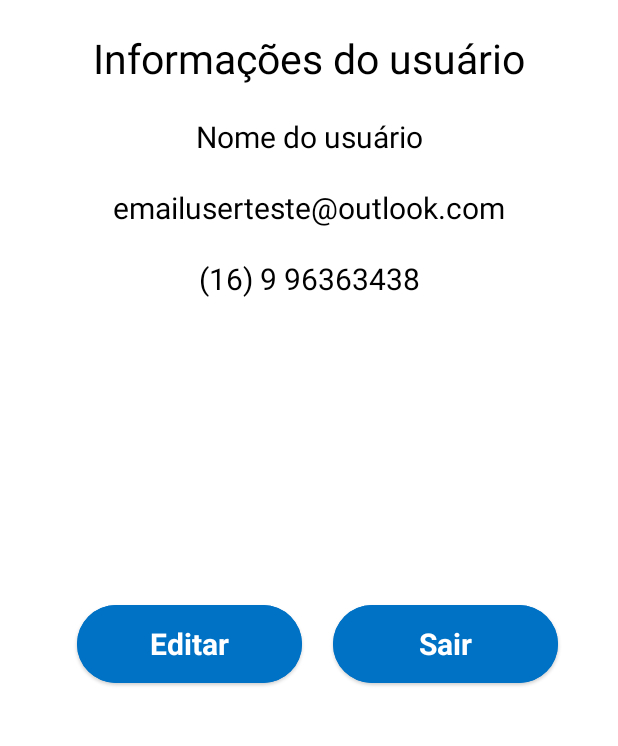
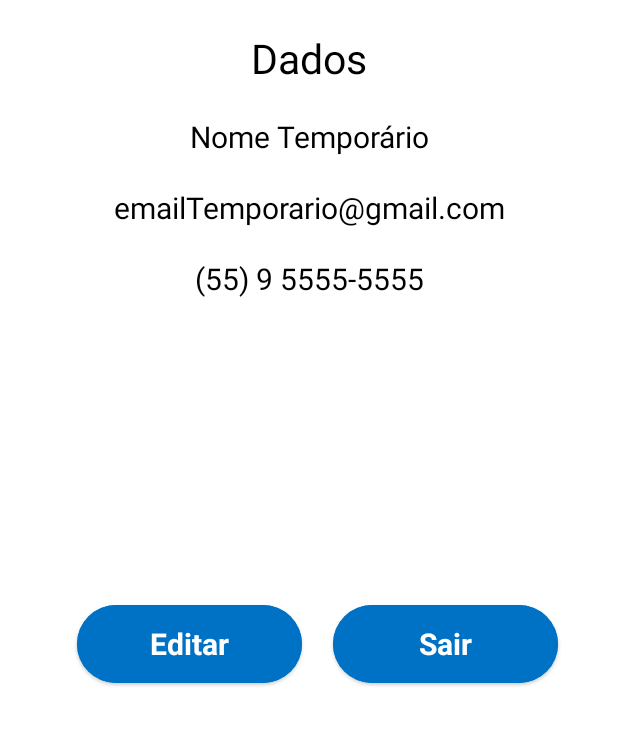
Before and after one commit to lamarcaa/desafio_mobiles, an Android app: the layout fragment_perfil1.xml on its own in the app's theme, with its tools: preview values and no code run, on a phone screen of 412 x 824 dp, the part 345-1091 px from its top. Run offline under Robolectric (Android 15) with nearby library versions, the light colour scheme and no system bars.

Commit message:
pequenas mudanças feitas na parte de perfil. CadastroVaga consertado uma varíavel que mandava o campo título duas vezes

```diff
--- a/app/src/main/java/pi_estagio/br/MainActivity.kt
+++ b/app/src/main/java/pi_estagio/br/MainActivity.kt
@@ -38,6 +38,7 @@ class MainActivity : AppCompatActivity() {
                 if (emailLogar1 == emailCadastrado && senhaLogar1 == senhaCadastrada) {
 
                     bntLogar.setOnClickListener {
+
                         val intentVagas = Intent(this, TelaInicial::class.java)
                         startActivity(intentVagas)
                     }
--- a/app/src/main/res/layout/fragment_perfil1.xml
+++ b/app/src/main/res/layout/fragment_perfil1.xml
@@ -25,7 +25,7 @@
             android:layout_width="wrap_content"
             android:layout_height="wrap_content"
             android:layout_marginTop="20dp"
-            android:text="Informações do usuário"
+            android:text="Dados"
             android:textColor="@color/black"
             android:textSize="27sp"
             app:layout_constraintEnd_toEndOf="parent"
@@ -37,7 +37,7 @@
             android:layout_width="wrap_content"
             android:layout_height="wrap_content"
             android:layout_marginTop="20dp"
-            android:text="Nome do usuário"
+            android:text="Nome Temporário"
             android:textColor="@color/black"
             android:textSize="20sp"
             app:layout_constraintEnd_toEndOf="parent"
@@ -49,7 +49,7 @@
             android:layout_width="wrap_content"
             android:layout_height="wrap_content"
             android:layout_marginTop="20dp"
-            android:text="emailuserteste@outlook.com"
+            android:text="emailTemporario@gmail.com"
             android:textColor="@color/black"
             android:textSize="20sp"
             app:layout_constraintEnd_toEndOf="parent"
@@ -61,7 +61,7 @@
             android:layout_width="wrap_content"
             android:layout_height="wrap_content"
             android:layout_marginTop="20dp"
-            android:text="(16) 9 96363438"
+            android:text="(55) 9 5555-5555"
             android:textColor="@color/black"
             android:textSize="20sp"
             app:layout_constraintEnd_toEndOf="parent"
```
Also changed, not shown: app/src/main/java/pi_estagio/br/CadastroVaga.kt (+7 -1 lines), app/src/main/java/pi_estagio/br/Perfil1.kt (+11 -3 lines), app/src/main/java/pi_estagio/br/Profile.kt (+3 -38 lines).
